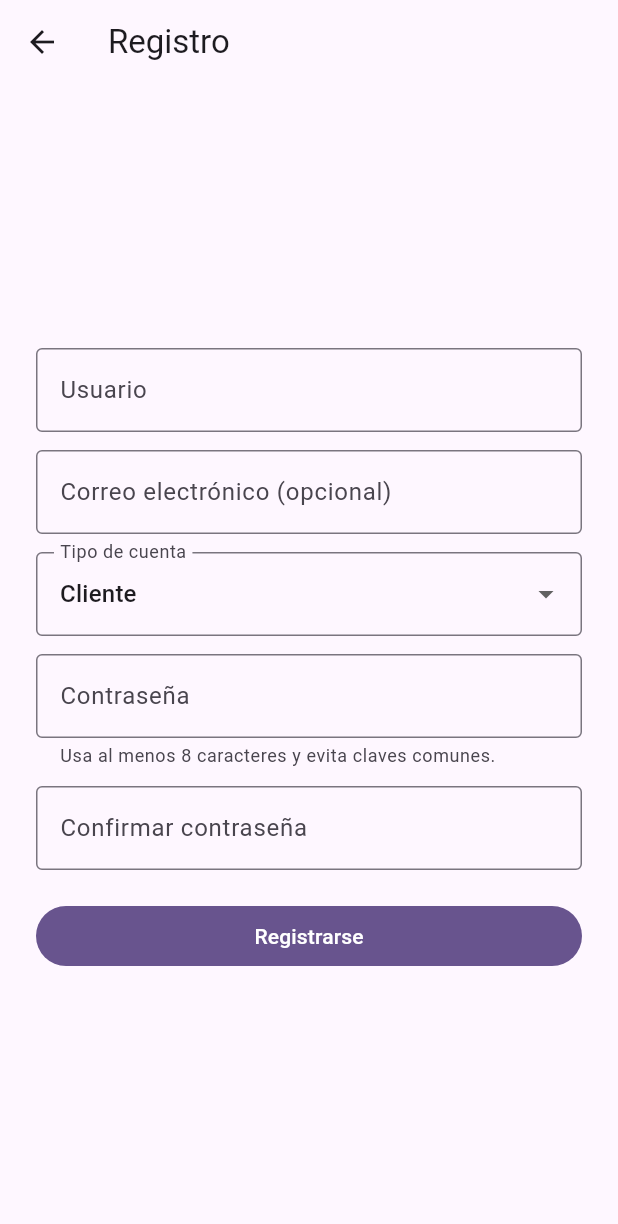
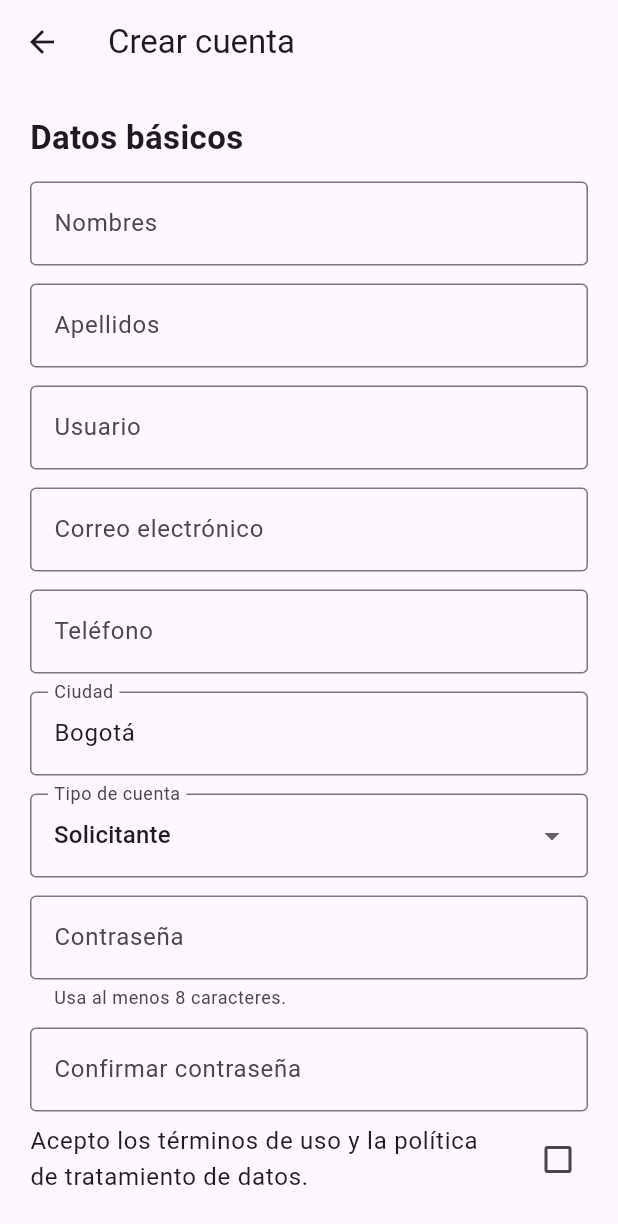
Before and after one commit to jfrueda/yalecaigo-mobile, a Flutter app: the screen it shows after launch, after a tap on "Crear una cuenta", on a phone screen of 412 x 824 dp. Shown: the top 1224 px of the screen. Run offline on Flutter 3.47's test engine with Material 3 defaults, Android fonts, the phone set to English and light mode, and no system bars; our stand-ins replace dio, flutter_map, flutter_secure_storage, latlong2; network calls fail.

Commit message:
cierre del MVP con las correcciones de django y flutter

```diff
--- a/lib/core/network/endpoints.dart
+++ b/lib/core/network/endpoints.dart
@@ -2,6 +2,8 @@ abstract final class Endpoints {
   static const String tokenObtain = '/auth/token/';
   static const String tokenRefresh = '/auth/token/refresh/';
   static const String register = '/auth/register/';
+  static const String passwordResetRequest = '/auth/password-reset/request/';
+  static const String passwordResetConfirm = '/auth/password-reset/confirm/';
   static const String me = '/security/me/';
   static const String authMe = '/auth/me/';
 
@@ -12,6 +14,7 @@ abstract final class Endpoints {
   static const String activeRequest = '/services/requests/active/';
   static const String locationPings = '/services/location-pings/';
   static const String panicEvents = '/security/panic-events/';
+  static const String notifications = '/notifications/';
 
   static String serviceRequest(int id) => '/services/requests/$id/';
   static String acceptRequest(int id) => '/services/requests/$id/accept/';
--- a/lib/features/auth/presentation/login_page.dart
+++ b/lib/features/auth/presentation/login_page.dart
@@ -5,6 +5,7 @@ import 'package:flutter/material.dart';
 import '../../../core/config/app_config.dart';
 import '../../../core/navigation/role_gate_page.dart';
 import '../data/auth_service.dart';
+import 'forgot_password_page.dart';
 import 'register_page.dart';
 
 class LoginPage extends StatefulWidget {
@@ -156,6 +157,18 @@ class _LoginPageState extends State<LoginPage> {
                           : () {
                               Navigator.of(context).push(
                                 MaterialPageRoute<void>(
+                                  builder: (_) => const ForgotPasswordPage(),
+                                ),
+                              );
+                            },
+                      child: const Text('Olvidé mi contraseña'),
+                    ),
+                    TextButton(
+                      onPressed: _loading
+                          ? null
+                          : () {
+                              Navigator.of(context).push(
+                                MaterialPageRoute<void>(
                                   builder: (_) => const RegisterPage(),
                                 ),
                               );
--- a/lib/features/auth/presentation/register_page.dart
+++ b/lib/features/auth/presentation/register_page.dart
@@ -12,13 +12,19 @@ class RegisterPage extends StatefulWidget {
 }
 
 class _RegisterPageState extends State<RegisterPage> {
+  final _formKey = GlobalKey<FormState>();
   final _userCtrl = TextEditingController();
   final _emailCtrl = TextEditingController();
+  final _phoneCtrl = TextEditingController();
+  final _firstNameCtrl = TextEditingController();
+  final _lastNameCtrl = TextEditingController();
+  final _cityCtrl = TextEditingController(text: 'Bogotá');
   final _passCtrl = TextEditingController();
   final _confirmCtrl = TextEditingController();
   final _auth = AuthService();
 
   String _role = 'client';
+  bool _termsAccepted = false;
   bool _loading = false;
   String? _error;
 
@@ -26,6 +32,10 @@ class _RegisterPageState extends State<RegisterPage> {
   void dispose() {
     _userCtrl.dispose();
     _emailCtrl.dispose();
+    _phoneCtrl.dispose();
+    _firstNameCtrl.dispose();
+    _lastNameCtrl.dispose();
+    _cityCtrl.dispose();
     _passCtrl.dispose();
     _confirmCtrl.dispose();
     super.dispose();
@@ -33,6 +43,13 @@ class _RegisterPageState extends State<RegisterPage> {
 
   Future<void> _submit() async {
     FocusScope.of(context).unfocus();
+    if (!_formKey.currentState!.validate()) return;
+    if (!_termsAccepted) {
+      setState(
+        () => _error = 'Debes aceptar los términos y la política de datos.',
+      );
+      return;
+    }
     if (_passCtrl.text != _confirmCtrl.text) {
       setState(() => _error = 'Las contraseñas no coinciden.');
       return;
@@ -47,8 +64,13 @@ class _RegisterPageState extends State<RegisterPage> {
       await _auth.registerAndLogin(
         username: _userCtrl.text,
         email: _emailCtrl.text,
+        phoneNumber: _phoneCtrl.text,
+        firstName: _firstNameCtrl.text,
+        lastName: _lastNameCtrl.text,
+        city: _cityCtrl.text,
         password: _passCtrl.text,
         role: _role,
+        termsAccepted: _termsAccepted,
       );
       if (!mounted) return;
       Navigator.of(context).pushAndRemoveUntil(
@@ -74,19 +96,46 @@ class _RegisterPageState extends State<RegisterPage> {
     }
   }
 
+  String? _required(String? value) {
+    return (value ?? '').trim().isEmpty ? 'Este campo es obligatorio' : null;
+  }
+
   @override
   Widget build(BuildContext context) {
     return Scaffold(
-      appBar: AppBar(title: const Text('Registro')),
+      appBar: AppBar(title: const Text('Crear cuenta')),
       body: SafeArea(
-        child: Center(
-          child: SingleChildScrollView(
-            padding: const EdgeInsets.all(24),
-            child: ConstrainedBox(
-              constraints: const BoxConstraints(maxWidth: 460),
-              child: Column(
+        child: Form(
+          key: _formKey,
+          child: ListView(
+            padding: const EdgeInsets.all(20),
             children: [
-                  TextField(
+              const Text(
+                'Datos básicos',
+                style: TextStyle(fontSize: 22, fontWeight: FontWeight.bold),
+              ),
+              const SizedBox(height: 14),
+              TextFormField(
+                controller: _firstNameCtrl,
+                textInputAction: TextInputAction.next,
+                decoration: const InputDecoration(
+                  labelText: 'Nombres',
+                  border: OutlineInputBorder(),
+                ),
+                validator: _required,
+              ),
+              const SizedBox(height: 12),
+              TextFormField(
+                controller: _lastNameCtrl,
+                textInputAction: TextInputAction.next,
+                decoration: const InputDecoration(
+                  labelText: 'Apellidos',
+                  border: OutlineInputBorder(),
+                ),
+                validator: _required,
+              ),
+              const SizedBox(height: 12),
+              TextFormField(
                 controller: _userCtrl,
                 textInputAction: TextInputAction.next,
                 autocorrect: false,
@@ -94,17 +143,45 @@ class _RegisterPageState extends State<RegisterPage> {
                   labelText: 'Usuario',
                   border: OutlineInputBorder(),
                 ),
+                validator: _required,
               ),
               const SizedBox(height: 12),
-                  TextField(
+              TextFormField(
                 controller: _emailCtrl,
                 keyboardType: TextInputType.emailAddress,
                 textInputAction: TextInputAction.next,
                 autocorrect: false,
                 decoration: const InputDecoration(
-                      labelText: 'Correo electrónico (opcional)',
+                  labelText: 'Correo electrónico',
                   border: OutlineInputBorder(),
                 ),
+                validator: (value) {
+                  final text = (value ?? '').trim();
+                  if (text.isEmpty) return 'El correo es obligatorio';
+                  if (!text.contains('@')) return 'Ingresa un correo válido';
+                  return null;
+                },
+              ),
+              const SizedBox(height: 12),
+              TextFormField(
+                controller: _phoneCtrl,
+                keyboardType: TextInputType.phone,
+                textInputAction: TextInputAction.next,
+                decoration: const InputDecoration(
+                  labelText: 'Teléfono',
+                  border: OutlineInputBorder(),
+                ),
+                validator: _required,
+              ),
+              const SizedBox(height: 12),
+              TextFormField(
+                controller: _cityCtrl,
+                textInputAction: TextInputAction.next,
+                decoration: const InputDecoration(
+                  labelText: 'Ciudad',
+                  border: OutlineInputBorder(),
+                ),
+                validator: _required,
               ),
               const SizedBox(height: 12),
               DropdownButtonFormField<String>(
@@ -114,11 +191,8 @@ class _RegisterPageState extends State<RegisterPage> {
                   border: OutlineInputBorder(),
                 ),
                 items: const [
-                      DropdownMenuItem(value: 'client', child: Text('Cliente')),
-                      DropdownMenuItem(
-                        value: 'provider',
-                        child: Text('Prestador'),
-                      ),
+                  DropdownMenuItem(value: 'client', child: Text('Solicitante')),
+                  DropdownMenuItem(value: 'provider', child: Text('Prestador')),
                 ],
                 onChanged: _loading
                     ? null
@@ -127,67 +201,68 @@ class _RegisterPageState extends State<RegisterPage> {
                       },
               ),
               const SizedBox(height: 12),
-                  TextField(
+              TextFormField(
                 controller: _passCtrl,
                 obscureText: true,
                 textInputAction: TextInputAction.next,
                 decoration: const InputDecoration(
                   labelText: 'Contraseña',
-                      helperText:
-                          'Usa al menos 8 caracteres y evita claves comunes.',
+                  helperText: 'Usa al menos 8 caracteres.',
                   border: OutlineInputBorder(),
                 ),
+                validator: _required,
               ),
               const SizedBox(height: 12),
-                  TextField(
+              TextFormField(
                 controller: _confirmCtrl,
                 obscureText: true,
                 textInputAction: TextInputAction.done,
-                    onSubmitted: (_) {
+                onFieldSubmitted: (_) {
                   if (!_loading) _submit();
                 },
                 decoration: const InputDecoration(
                   labelText: 'Confirmar contraseña',
                   border: OutlineInputBorder(),
                 ),
+                validator: _required,
               ),
-                  if (_role == 'provider') ...[
-                    const SizedBox(height: 12),
-                    const Text(
-                      'Las cuentas de prestador deben ser verificadas en el '
-                      'backend antes de poder aceptar solicitudes.',
-                      textAlign: TextAlign.center,
+              CheckboxListTile(
+                contentPadding: EdgeInsets.zero,
+                value: _termsAccepted,
+                onChanged: _loading
+                    ? null
+                    : (value) =>
+                          setState(() => _termsAccepted = value ?? false),
+                title: const Text(
+                  'Acepto los términos de uso y la política de tratamiento de datos.',
                 ),
-                  ],
-                  const SizedBox(height: 20),
-                  SizedBox(
-                    width: double.infinity,
-                    child: FilledButton(
+              ),
+              if (_role == 'provider')
+                const Card(
+                  child: Padding(
+                    padding: EdgeInsets.all(12),
+                    child: Text(
+                      'La cuenta de prestador quedará pendiente de verificación administrativa antes de aceptar servicios.',
+                    ),
+                  ),
+                ),
+              const SizedBox(height: 16),
+              FilledButton(
                 onPressed: _loading ? null : _submit,
-                      child: _loading
-                          ? const SizedBox.square(
-                              dimension: 20,
-                              child: CircularProgressIndicator(strokeWidth: 2),
-                            )
-                          : const Text('Registrarse'),
-                    ),
+                child: Text(_loading ? 'Creando cuenta…' : 'Crear cuenta'),
               ),
               if (_error != null) ...[
                 const SizedBox(height: 12),
                 Text(
                   _error!,
                   textAlign: TextAlign.center,
-                      style: TextStyle(
-                        color: Theme.of(context).colorScheme.error,
-                      ),
+                  style: TextStyle(color: Theme.of(context).colorScheme.error),
                 ),
               ],
             ],
           ),
         ),
       ),
-        ),
-      ),
     );
   }
 }
--- a/lib/features/service_request/data/service_lifecycle_service.dart
+++ b/lib/features/service_request/data/service_lifecycle_service.dart
@@ -71,8 +71,8 @@ class ServiceLifecycleService {
       data: {
         'service_request': requestId,
         'reason': reason.trim(),
-        if (latitude != null) 'latitude': latitude,
-        if (longitude != null) 'longitude': longitude,
+        'latitude': ?latitude,
+        'longitude': ?longitude,
       },
     );
   }
```
Also changed, not shown: lib/features/auth/data/auth_service.dart (+34 -1 lines), lib/features/auth/presentation/forgot_password_page.dart (added, +199 -0 lines), lib/features/home/presentation/home_page.dart (+70 -0 lines), lib/features/notifications/data/notification_service.dart (added, +14 -0 lines), lib/features/notifications/presentation/notifications_page.dart (added, +118 -0 lines), lib/features/provider/presentation/available_requests_page.dart (+12 -0 lines), lib/features/service_request/presentation/create_request_page.dart (+12 -10 lines). Lines whose indentation alone changed are shown as unchanged.
